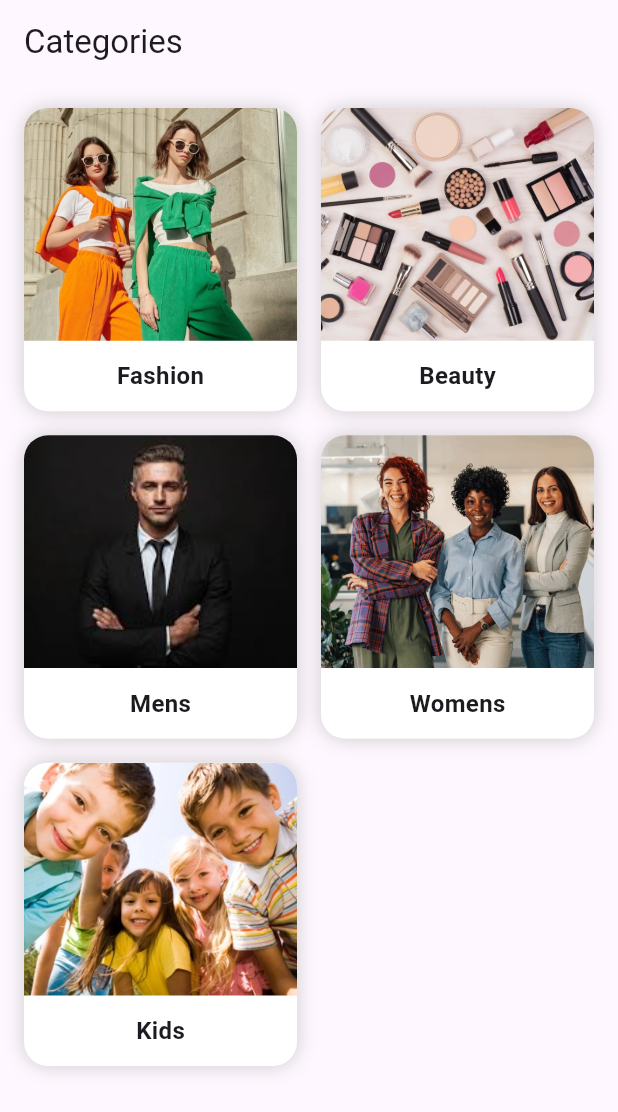
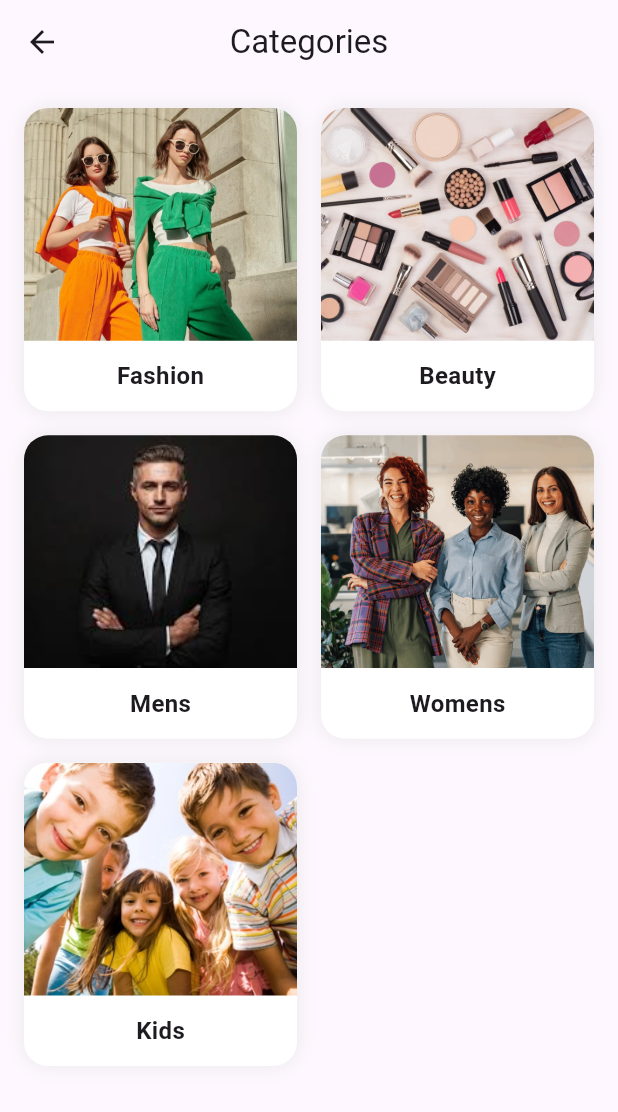
Before and after one commit to Nadia-Islam-Rupa/Full-Stack-E-Commerce-App, a Flutter app: the screen it shows after launch, scrolled down 55 dp, after a tap on "view all ->", on a phone screen of 412 x 824 dp. Shown: the top 1112 px of the screen. Run offline on Flutter 3.47's test engine with Material 3 defaults, Android fonts, the phone set to English and light mode, and no system bars; our stand-ins replace go_router.

Commit message:
fix: update box shadow color in CategoryCard for improved aesthetics and adjust app bar title alignment in CategoryPage

```diff
--- a/lib/pages/category/category_card.dart
+++ b/lib/pages/category/category_card.dart
@@ -20,7 +20,7 @@ class CategoryCard extends StatelessWidget {
           color: Colors.white,
           boxShadow: [
             BoxShadow(
-              color: const Color.fromARGB(255, 205, 203, 203),
+              color: const Color.fromARGB(255, 233, 232, 232),
               blurRadius: 10,
             ),
           ],
--- a/lib/pages/category/caterory_page.dart
+++ b/lib/pages/category/caterory_page.dart
@@ -8,7 +8,7 @@ class CategoryPage extends StatelessWidget {
   @override
   Widget build(BuildContext context) {
     return Scaffold(
-      appBar: AppBar(title: const Text("Categories")),
+      appBar: AppBar(centerTitle: true, title: const Text("Categories")),
       body: Padding(
         padding: const EdgeInsets.all(16),
         child: GridView.builder(
--- a/lib/pages/home/home_page.dart
+++ b/lib/pages/home/home_page.dart
@@ -82,7 +82,7 @@ class HomePage extends StatelessWidget {
                 GestureDetector(
                   onTap: () {
                     //context.push('/categories');
-                    context.go(AppRoutes.categories);
+                    context.push(AppRoutes.categories);
                   },
                   child: Text("view all ->", style: TextStyle(fontSize: 14)),
                 ),
```
